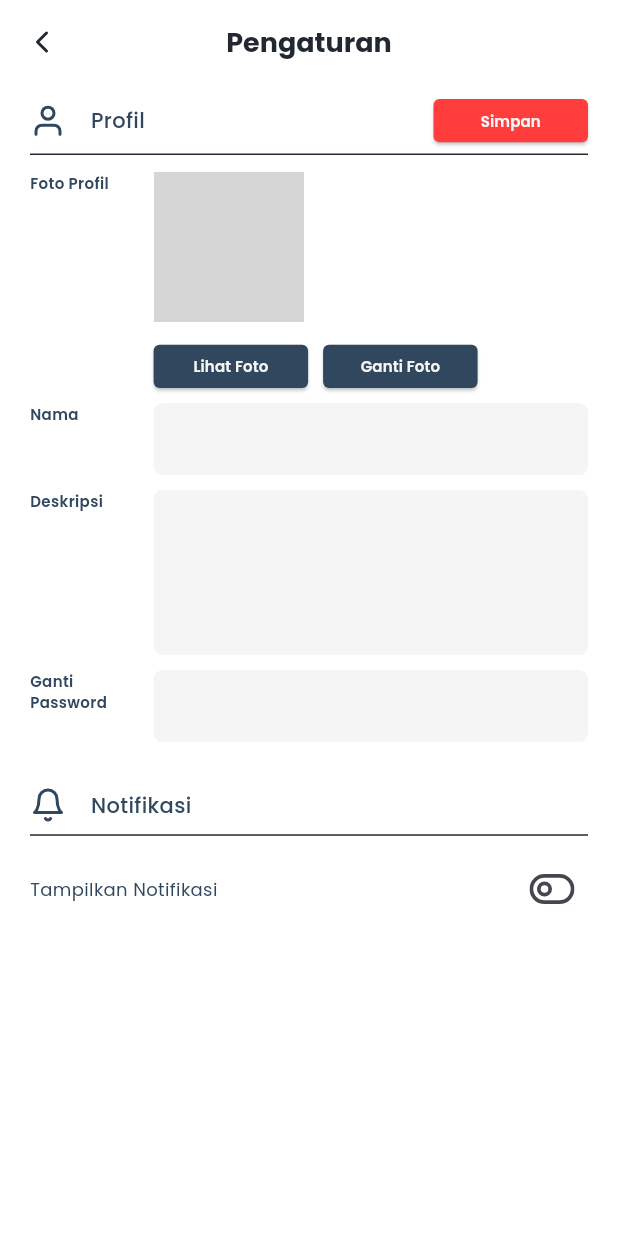
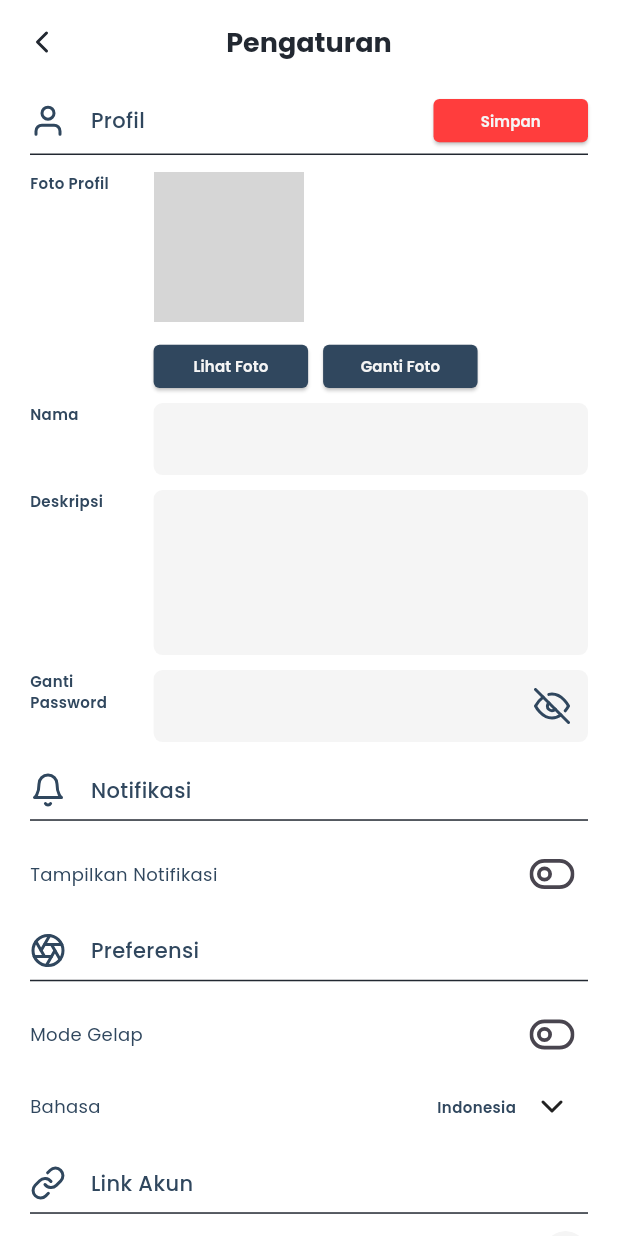
Before and after one commit to AufaNajid/RusConsign, a Flutter app: the SettingPage screen opened by its route, on a phone screen of 412 x 824 dp. Run offline on Flutter 3.47's test engine with Material 3 defaults, Android fonts, the phone set to English and light mode, and no system bars; our stand-ins replace carousel_slider, firebase_auth, firebase_core, flutter_feather_icons, flutter_svg, get and 3 more; accounts and stored records are empty; network calls fail; project files that could hold a hidden picture were left out; grey boxes are pictures that could not be loaded.

Commit message:
fix [MZ] setting page UI Slicing full

```diff
--- a/lib/settingPage/setting_controller.dart
+++ b/lib/settingPage/setting_controller.dart
@@ -1,11 +1,29 @@
 import 'package:get/get.dart';
 
 class SettingController extends GetxController {
-  var isSwitched = false.obs;
+  var isNotificationSwitched = false.obs;
+  var isDarkModeSwitched = false.obs;
+  var isOpenMenu = false.obs;
+  var selectedLanguage = 'Indonesia'.obs;
+  var isShow = false.obs;
 
-  void toggleSwitch() {
-    isSwitched.value = !isSwitched.value;
+  void toggleNotificationSwitch() {
+    isNotificationSwitched.value = !isNotificationSwitched.value;
     update();
-    isSwitched.refresh();
+  }
+
+  void toggleDarkModeSwitch() {
+    isDarkModeSwitched.value = !isDarkModeSwitched.value;
+    update();
+  }
+
+  void changeLanguage(String newLanguage) {
+    selectedLanguage.value = newLanguage;
+    update();
+  }
+
+  void showPassword() {
+    isShow.value = !isShow.value;
+    update();
   }
 }
--- a/lib/settingPage/setting_page.dart
+++ b/lib/settingPage/setting_page.dart
@@ -1,12 +1,15 @@
 import 'package:flutter/material.dart';
 import 'package:flutter_feather_icons/flutter_feather_icons.dart';
 import 'package:get/get.dart';
+import 'package:rusconsign/settingPage/widgets/account_setting.dart';
 import 'package:rusconsign/settingPage/widgets/divider.dart';
 import 'package:rusconsign/settingPage/widgets/notification_setting.dart';
+import 'package:rusconsign/settingPage/widgets/preference_setting.dart';
 import 'package:rusconsign/settingPage/widgets/profile_setting.dart';
 import 'package:rusconsign/utils/colors.dart';
 import 'package:rusconsign/utils/text_style.dart';
 
+import '../utils/app_responsive.dart';
 import 'setting_controller.dart';
 
 class SettingPage extends StatelessWidget {
@@ -40,15 +43,38 @@ class SettingPage extends StatelessWidget {
             children: [
               const DividerProfile(),
               const ProfileSetting(),
-              const SizedBox(height: 30),
-              const DividerComponent(icon: FeatherIcons.bell, text: "Notifikasi"),
+              const DividerComponent(
+                  icon: FeatherIcons.bell, text: "Notifikasi"),
               NotificationSetting(
-                iSwitched: settingController.isSwitched.value,
-                toggleSwitch: settingController.toggleSwitch,
+                iSwitched: settingController.isNotificationSwitched.value,
+                toggleSwitch: settingController.toggleNotificationSwitch,
               ),
-              // const DividerComponent(
-              //     icon: FeatherIcons.aperture, text: "Preferensi"),
-              // const DividerComponent(icon: FeatherIcons.link, text: "Link Akun"),
+              const DividerComponent(
+                  icon: FeatherIcons.aperture, text: "Preferensi"),
+              PreferenceSetting(
+                  isSwitched: settingController.isDarkModeSwitched.value,
+                  toggleSwitch: settingController.toggleDarkModeSwitch),
+              const DividerComponent(
+                  icon: FeatherIcons.link, text: "Link Akun"),
+              const AccountSetting(),
+              SizedBox(
+                width: AppResponsive().screenWidth(context),
+                height: AppResponsive().screenWidth(context) * 0.1,
+                child: ElevatedButton.icon(
+                  icon: const Icon(FeatherIcons.logOut,
+                      color: AppColors.textButton2),
+                  onPressed: () {},
+                  style: ButtonStyle(
+                    shape: MaterialStateProperty.all<RoundedRectangleBorder>(
+                        RoundedRectangleBorder(
+                            borderRadius: BorderRadius.circular(4))),
+                    backgroundColor:
+                        MaterialStateProperty.all<Color>(AppColors.button1),
+                  ),
+                  label: Text("Keluar",
+                      style: AppTextStyle().header(AppColors.textButton1)),
+                ),
+              ),
             ],
           ),
         ),
--- /dev/null
+++ b/lib/settingPage/widgets/account_setting.dart
@@ -0,0 +1,39 @@
+import 'package:flutter/material.dart';
+import 'package:rusconsign/utils/colors.dart';
+import 'package:rusconsign/utils/text_style.dart';
+
+class AccountSetting extends StatelessWidget {
+  const AccountSetting({super.key});
+
+  @override
+  Widget build(BuildContext context) {
+    return GestureDetector(
+      onTap: () {
+      },
+      child: Column(
+        children: [
+          Row(
+            children: [
+              Text(
+                "exampleemail123@gmail.com",
+                style: AppTextStyle().description(AppColors.description),
+              ),
+              const Spacer(),
+              const ClipOval(
+                child: SizedBox(
+                  height: 30,
+                  width: 30,
+                  child: Image(
+                    image: AssetImage("assets/images/google_logo.png"),
+                    height: 14,
+                  ),
+                ),
+              )
+            ],
+          ),
+          const SizedBox(height: 30)
+        ],
+      ),
+    );
+  }
+}
--- /dev/null
+++ b/lib/settingPage/widgets/dropdown_lang.dart
@@ -0,0 +1,51 @@
+import 'package:flutter/material.dart';
+import 'package:flutter_feather_icons/flutter_feather_icons.dart';
+import 'package:get/get.dart';
+import 'package:rusconsign/settingPage/setting_controller.dart';
+import 'package:rusconsign/utils/colors.dart';
+import 'package:rusconsign/utils/text_style.dart';
+
+class DropDownLang extends StatelessWidget {
+  const DropDownLang({Key? key}) : super(key: key);
+
+  @override
+  Widget build(BuildContext context) {
+    final SettingController settingController = Get.find();
+    return Obx(() => Row(
+          children: [
+            Text(
+              settingController.selectedLanguage.value,
+              style: AppTextStyle().textInfoBold(AppColors.description),
+            ),
+            PopupMenuButton<String>(
+              color: AppColors.cardIconFill,
+              useRootNavigator: true,
+              elevation: 0,
+              icon: Icon(settingController.isOpenMenu.value
+                  ? FeatherIcons.chevronUp
+                  : FeatherIcons.chevronDown),
+              onSelected: (String? newValue) {
+                settingController.changeLanguage(newValue!);
+              },
+              itemBuilder: (BuildContext context) => <PopupMenuEntry<String>>[
+                PopupMenuItem<String>(
+                  value: 'Indonesia',
+                  child: Text(
+                    'Indonesia',
+                    style: AppTextStyle().textInfoBold(AppColors.description),
+                  ),
+                ),
+                PopupMenuItem<String>(
+                  value: 'English',
+                  child: Text(
+                    'English',
+                    style: AppTextStyle().textInfoBold(AppColors.description),
+                  ),
+                ),
+                // Tambahkan pilihan bahasa lainnya di sini sesuai kebutuhan
+              ],
+            ),
+          ],
+        ));
+  }
+}
--- a/lib/settingPage/widgets/notification_setting.dart
+++ b/lib/settingPage/widgets/notification_setting.dart
@@ -29,10 +29,10 @@ class NotificationSetting extends StatelessWidget {
                 const Spacer(),
                 IconButton(
                   onPressed: () {
-                    settingController.toggleSwitch();
+                    settingController.toggleNotificationSwitch();
                   },
                   icon: Icon(
-                    settingController.isSwitched.value
+                    settingController.isNotificationSwitched.value
                         ? FeatherIcons.toggleRight
                         : FeatherIcons.toggleLeft,
                     size: 30,
@@ -40,6 +40,7 @@ class NotificationSetting extends StatelessWidget {
                 ),
               ],
             ),
+            const SizedBox(height: 15)
           ],
         ));
   }
--- /dev/null
+++ b/lib/settingPage/widgets/preference_setting.dart
@@ -0,0 +1,58 @@
+import 'package:flutter/material.dart';
+import 'package:flutter_feather_icons/flutter_feather_icons.dart';
+import 'package:get/get.dart';
+import 'package:rusconsign/settingPage/setting_controller.dart';
+import 'package:rusconsign/settingPage/widgets/dropdown_lang.dart';
+import 'package:rusconsign/utils/colors.dart';
+import 'package:rusconsign/utils/text_style.dart';
+
+class PreferenceSetting extends StatelessWidget {
+  final bool isSwitched;
+  final Function toggleSwitch;
+
+  const PreferenceSetting(
+      {super.key, required this.isSwitched, required this.toggleSwitch});
+
+  @override
+  Widget build(BuildContext context) {
+    final SettingController settingController = Get.find();
+    return Obx(() => Column(
+          crossAxisAlignment: CrossAxisAlignment.start,
+          children: [
+            Row(
+              children: [
+                Text(
+                  "Mode Gelap",
+                  style: AppTextStyle().description(AppColors.description),
+                ),
+                const Spacer(),
+                IconButton(
+                    onPressed: () {
+                      settingController.toggleDarkModeSwitch();
+                    },
+                    icon: Icon(
+                        settingController.isDarkModeSwitched.value
+                            ? FeatherIcons.toggleRight
+                            : FeatherIcons.toggleLeft,
+                        size: 30))
+              ],
+            ),
+            Row(
+              children: [
+                Column(
+                  children: [
+                    Text(
+                      "Bahasa",
+                      style: AppTextStyle().description(AppColors.description),
+                    ),
+                  ],
+                ),
+                const Spacer(),
+                const DropDownLang(),
+              ],
+            ),
+            const SizedBox(height: 15)
+          ],
+        ));
+  }
+}
--- a/lib/settingPage/widgets/profile_setting.dart
+++ b/lib/settingPage/widgets/profile_setting.dart
@@ -1,4 +1,7 @@
 import 'package:flutter/material.dart';
+import 'package:flutter_feather_icons/flutter_feather_icons.dart';
+import 'package:get/get.dart';
+import 'package:rusconsign/settingPage/setting_controller.dart';
 
 import '../../utils/app_responsive.dart';
 import '../../utils/colors.dart';
@@ -9,6 +12,7 @@ class ProfileSetting extends StatelessWidget {
 
   @override
   Widget build(BuildContext context) {
+    final SettingController settingController = Get.find();
     return Column(
       crossAxisAlignment: CrossAxisAlignment.start,
       children: [
@@ -153,14 +157,29 @@ class ProfileSetting extends StatelessWidget {
                   style: AppTextStyle().textInfoBold(AppColors.description)),
             ),
             SizedBox(width: AppResponsive().screenWidth(context) * 0.05),
-            Expanded(
-              child: TextField(
+            Obx(
+              () => Expanded(
+                child: TextFormField(
                   style: AppTextStyle().textInfo(AppColors.description),
                   cursorColor: AppColors.hargaStat,
                   textAlign: TextAlign.left,
+                  obscureText: settingController.isShow.value,
                   decoration: InputDecoration(
-                  contentPadding:
-                      const EdgeInsets.symmetric(horizontal: 10, vertical: 10),
+                    suffixIcon: GestureDetector(
+                      onTap: () {
+                        settingController.showPassword();
+                      },
+                      child: Icon(
+                        settingController.isShow.value
+                            ? FeatherIcons.eye
+                            : FeatherIcons.eyeOff,
+                        color: settingController.isShow.value
+                            ? AppColors.activeIcon
+                            : AppColors.nonActiveIcon,
+                      ),
+                    ),
+                    contentPadding: const EdgeInsets.symmetric(
+                        horizontal: 10, vertical: 10),
                     border: OutlineInputBorder(
                       borderRadius: BorderRadius.circular(6),
                       borderSide: BorderSide.none,
@@ -169,9 +188,11 @@ class ProfileSetting extends StatelessWidget {
                     fillColor: AppColors.cardIconFill,
                   ),
                 ),
+              ),
             )
           ],
         ),
+        const SizedBox(height: 20),
       ],
     );
   }
```
Lines whose indentation alone changed are shown as unchanged.
